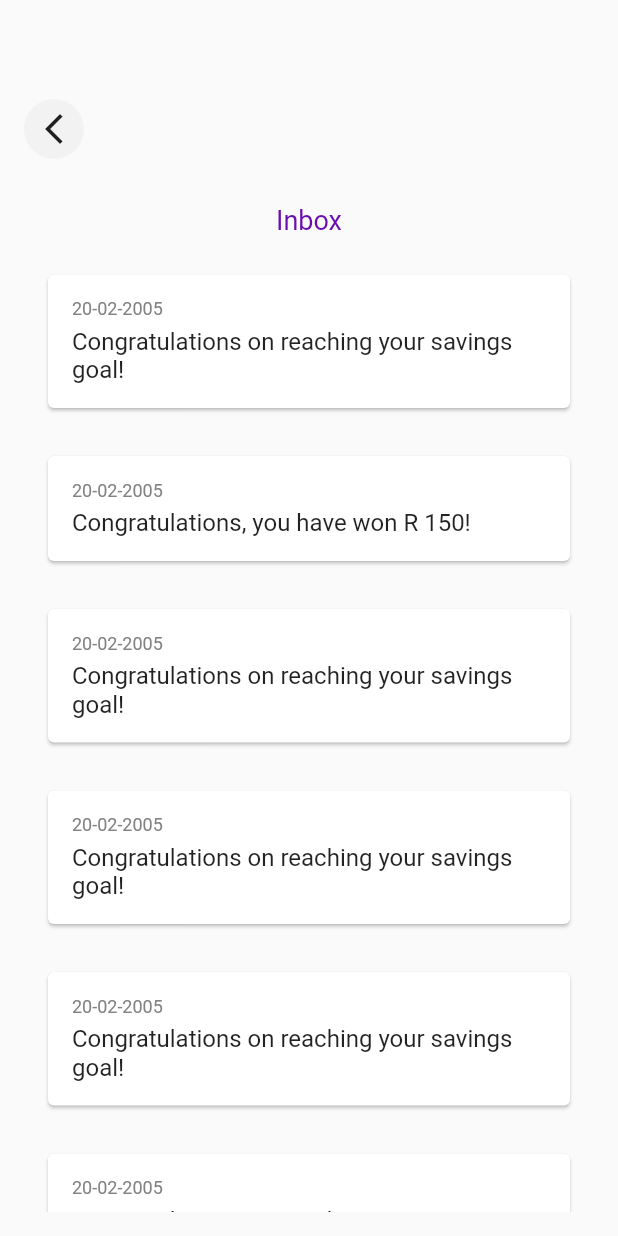
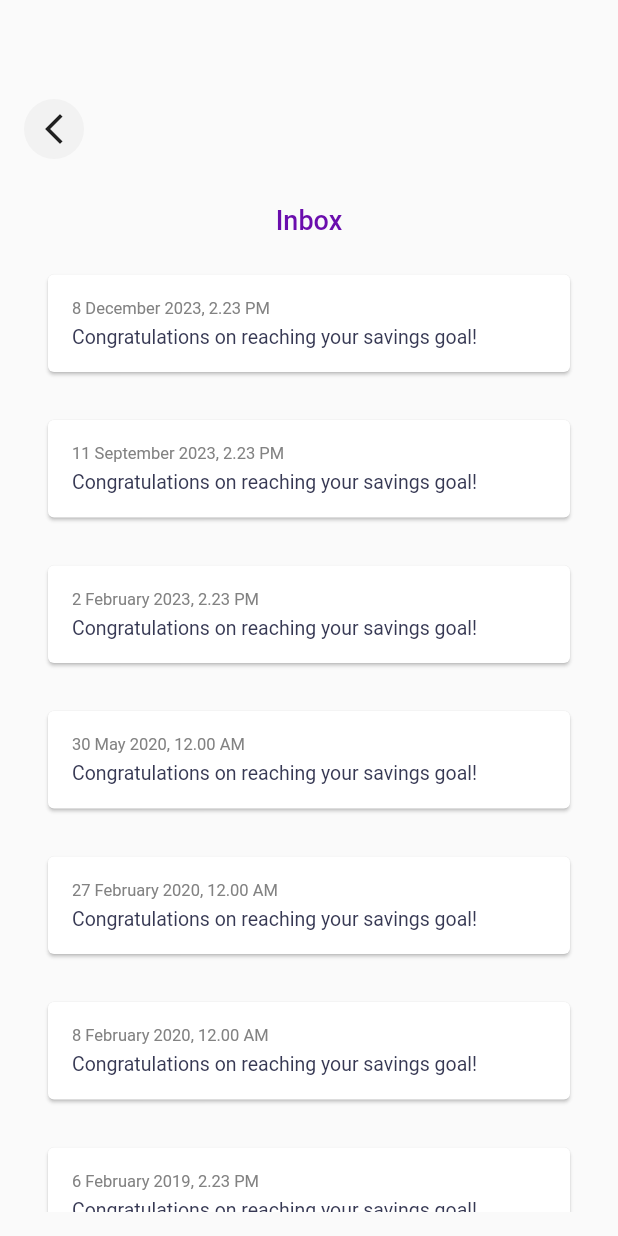
Before and after one commit to Tshepo-Sibiya/my_wallet, a Flutter app: the Inbox screen opened directly, on a phone screen of 412 x 824 dp. Run offline on Flutter 3.47's test engine with Material 2 defaults, Android fonts, the phone set to English and light mode, and no system bars; our stand-ins replace flutter_svg, font_awesome_flutter; network calls fail.

Commit message:
Added date formatter and fixed a few font styles

```diff
--- a/assets/mock_data/messages.json
+++ b/assets/mock_data/messages.json
@@ -4,60 +4,60 @@
             "messageId":"00001",
             "clientId":"100",
             "message":"Congratulations on reaching your savings goal!",
-            "dateTime": "20-02-2005"
+            "dateTime": "2015-02-10 14:23:14.213"
         },
         {
             "messageId":"00001",
             "clientId":"100",
             "message":"Congratulations, you have won R 150!",
-            "dateTime": "20-02-2005"
+            "dateTime": "2018-06-01 14:23:14.213"
         },
         {
             "messageId":"00001",
             "clientId":"100",
             "message":"Congratulations on reaching your savings goal!",
-            "dateTime": "20-02-2005"
+            "dateTime": "2018-05-07 14:23:14.213"
         },
         {
             "messageId":"00001",
             "clientId":"100",
             "message":"Congratulations on reaching your savings goal!",
-            "dateTime": "20-02-2005"
+            "dateTime": "2020-02-08"
         }, {
             "messageId":"00001",
             "clientId":"100",
             "message":"Congratulations on reaching your savings goal!",
-            "dateTime": "20-02-2005"
+            "dateTime": "2019-02-06 14:23:14.213"
         }, {
             "messageId":"00001",
             "clientId":"100",
             "message":"Congratulations on reaching your savings goal!",
-            "dateTime": "20-02-2005"
+            "dateTime": "2020-05-30"
         }, {
             "messageId":"00001",
             "clientId":"100",
             "message":"Congratulations on reaching your savings goal!",
-            "dateTime": "20-02-2005"
+            "dateTime": "2020-02-27"
         }, {
             "messageId":"00001",
             "clientId":"100",
             "message":"Congratulations on reaching your savings goal!",
-            "dateTime": "20-02-2005"
+            "dateTime": "2023-12-08 14:23:14.213"
         }, {
             "messageId":"00001",
             "clientId":"100",
             "message":"Congratulations on reaching your savings goal!",
-            "dateTime": "20-02-2005"
+            "dateTime": "2023-09-11 14:23:14.213"
         }, {
             "messageId":"00001",
             "clientId":"100",
             "message":"Congratulations on reaching your savings goal!",
-            "dateTime": "20-02-2005"
+            "dateTime": "2018-07-01 14:23:14.213"
         }, {
             "messageId":"00001",
             "clientId":"100",
             "message":"Congratulations on reaching your savings goal!",
-            "dateTime": "20-02-2005"
+            "dateTime": "2023-02-02 14:23:14.213"
         }
     ]
 }
--- a/assets/mock_data/transactions.json
+++ b/assets/mock_data/transactions.json
@@ -9,7 +9,7 @@
         },
         {
             "transactionId": "200",
-            "name": "PayPal",
+            "name": "Paypal",
             "description": "External payments",
             "amount": 800.78,
             "transactionImageUrl": "https://cdn-icons-png.flaticon.com/512/174/174861.png"
--- a/lib/constants/shared_constants.dart
+++ b/lib/constants/shared_constants.dart
@@ -13,13 +13,17 @@ class AppColors {
 
   static const Color purple = Color(0xFF9038FF);
   static const Color gray6 = Color(0xFFF2F2F2);
+  static const Color gray4 = Color(0xFFBDBDBD);
+  static const Color gray3 = Color(0xFF828282);
+  static const Color gray2 = Color(0xFF4F4F4F);
+  static const Color gray1 = Color(0xFF333333);
 
-  static const Color gray3 = Color(0xFF828282);
+  static const Color galap = Color(0xFF363853);
 }
 
 class AppFontSizes {
   static const double textSizeXXSmall = 8.0;
-  static const double textSizeXSmall = 12.0;
+  static const double textSizeXSmall = 13.0;
   static const double textSizeSmall = 16.0;
   static const double textSizeMedium = 18.0;
   static const double textSizeLarge = 20.0;
--- a/lib/models/message_model.dart
+++ b/lib/models/message_model.dart
@@ -1,7 +1,3 @@
-// To parse this JSON data, do
-//
-//     final messages = messagesFromJson(jsonString);
-
 import 'dart:convert';
 
 Messages messagesFromJson(String str) => Messages.fromJson(json.decode(str));
--- a/lib/screens/inbox_screen.dart
+++ b/lib/screens/inbox_screen.dart
@@ -4,6 +4,7 @@ import 'package:flutter/material.dart';
 import 'package:my_wallet/models/message_model.dart';
 
 import '../constants/shared_constants.dart';
+import '../utils/formaters.dart';
 
 class Inbox extends StatefulWidget {
   const Inbox({super.key});
@@ -37,6 +38,7 @@ class _InboxState extends State<Inbox> {
 
   @override
   Widget build(BuildContext context) {
+    messages.sort((a, b) => b.dateTime!.compareTo(a.dateTime ?? ''));
     return Scaffold(
       body: Padding(
         padding: const EdgeInsets.all(AppSizes.screenPadding),
@@ -72,9 +74,9 @@ class _InboxState extends State<Inbox> {
             const Text(
               'Inbox',
               style: TextStyle(
-                fontSize: AppFontSizes.textSizeMedium,
-                color: AppColors.darkPurple,
-              ),
+                  fontSize: AppFontSizes.textSizeMedium,
+                  color: AppColors.darkPurple,
+                  fontWeight: FontWeight.w500),
             ),
             const SizedBox(
               height: 10,
@@ -93,10 +95,13 @@ class _InboxState extends State<Inbox> {
                           crossAxisAlignment: CrossAxisAlignment.start,
                           children: [
                             Text(
-                              messages[index].dateTime ?? '',
+                              formatDate(
+                                DateTime.parse(messages[index].dateTime ?? ''),
+                              ),
                               style: const TextStyle(
-                                  fontSize: AppFontSizes.textSizeXSmall,
-                                  color: AppColors.gray3),
+                                fontSize: 11,
+                                color: AppColors.gray3,
+                              ),
                             ),
                             const SizedBox(
                               height: 5,
@@ -104,7 +109,8 @@ class _InboxState extends State<Inbox> {
                             Text(
                               messages[index].message ?? '',
                               style: const TextStyle(
-                                fontSize: AppFontSizes.textSizeSmall,
+                                fontSize: AppFontSizes.textSizeXSmall,
+                                color: AppColors.galap,
                               ),
                             ),
                           ],
--- a/lib/utils/formaters.dart
+++ b/lib/utils/formaters.dart
@@ -7,3 +7,8 @@ String formatCurrency(double amount) {
   );
   return currencyFormat.format(amount);
 }
+
+  String formatDate(DateTime dateTime) {
+    final formattedDate = DateFormat('d MMMM y, h.mm a').format(dateTime);
+    return formattedDate;
+  }
```
Also changed, not shown: lib/screens/card_details_screen.dart (+18 -16 lines), lib/screens/home_screen.dart (+61 -25 lines), lib/screens/login_screen.dart (+7 -3 lines), lib/screens/profile_screen.dart (+7 -7 lines).
